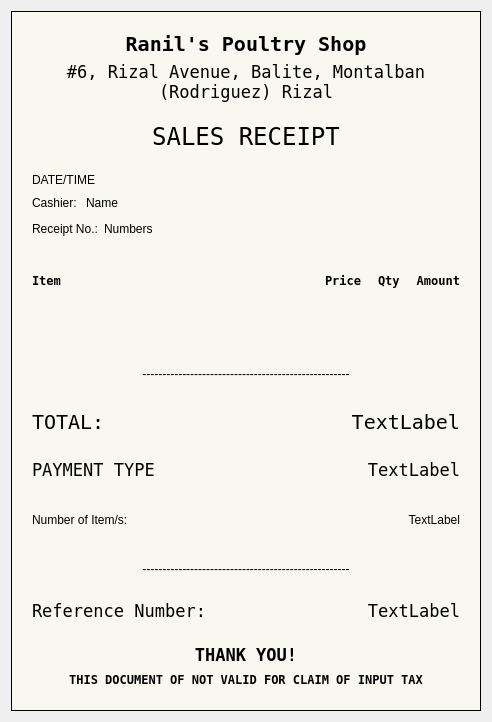
First picture: the form in Screens/MainMenuScreens/Transaction/Dialog/DLog_Receipt.ui, repository Bideiro/Ranil_project_py, before the edit.
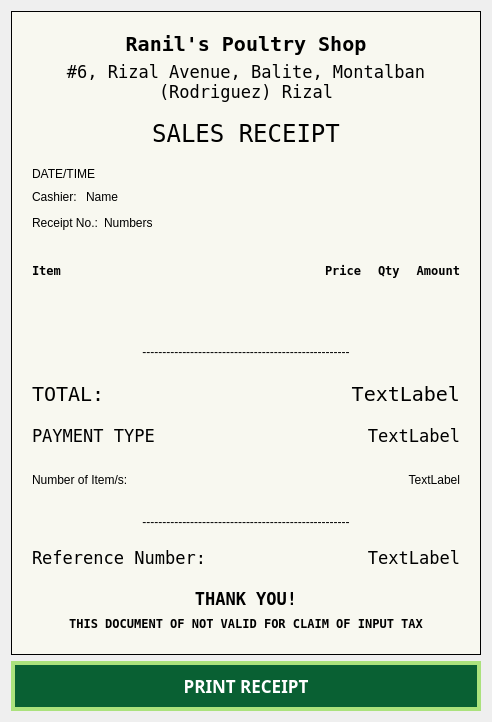
Second picture: the form after the edit.

Patch:
```diff
--- a/Screens/MainMenuScreens/Transaction/Dialog/DLog_Receipt.ui
+++ b/Screens/MainMenuScreens/Transaction/Dialog/DLog_Receipt.ui
@@ -13,7 +13,7 @@
   <property name="windowTitle">
    <string>Dialog</string>
   </property>
-  <layout class="QHBoxLayout" name="horizontalLayout">
+  <layout class="QVBoxLayout" name="verticalLayout_6">
    <item>
     <widget class="QWidget" name="widget" native="true">
      <property name="styleSheet">
@@ -606,6 +606,72 @@
      </layout>
     </widget>
    </item>
+   <item>
+    <widget class="QWidget" name="widget_5" native="true">
+     <property name="sizePolicy">
+      <sizepolicy hsizetype="Minimum" vsizetype="Minimum">
+       <horstretch>0</horstretch>
+       <verstretch>0</verstretch>
+      </sizepolicy>
+     </property>
+     <property name="maximumSize">
+      <size>
+       <width>16777215</width>
+       <height>50</height>
+      </size>
+     </property>
+     <property name="styleSheet">
+      <string notr="true">.QPushButton{
+	background-color: rgb(9, 96, 51);
+	color: rgb(255, 255, 255);
+	border:4px solid rgb(171, 226, 125);
+}</string>
+     </property>
+     <layout class="QVBoxLayout" name="verticalLayout_7">
+      <property name="spacing">
+       <number>0</number>
+      </property>
+      <property name="leftMargin">
+       <number>0</number>
+      </property>
+      <property name="topMargin">
+       <number>0</number>
+      </property>
+      <property name="rightMargin">
+       <number>0</number>
+      </property>
+      <property name="bottomMargin">
+       <number>0</number>
+      </property>
+      <item>
+       <widget class="QPushButton" name="Print_btn">
+        <property name="sizePolicy">
+         <sizepolicy hsizetype="MinimumExpanding" vsizetype="MinimumExpanding">
+          <horstretch>0</horstretch>
+          <verstretch>0</verstretch>
+         </sizepolicy>
+        </property>
+        <property name="minimumSize">
+         <size>
+          <width>25</width>
+          <height>35</height>
+         </size>
+        </property>
+        <property name="font">
+         <font>
+          <family>DM Sans</family>
+          <pointsize>13</pointsize>
+          <bold>true</bold>
+         </font>
+        </property>
+        <property name="text">
+         <string>PRINT RECEIPT</string>
+        </property>
+       </widget>
+      </item>
+     </layout>
+    </widget>
+   </item>
   </layout>
  </widget>
  <resources/>
```
